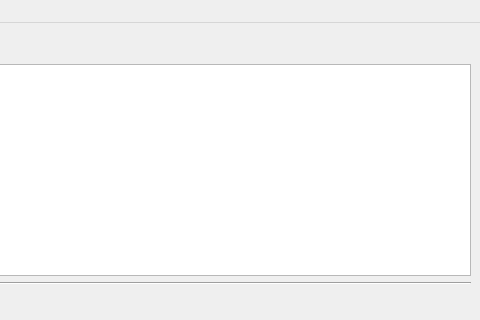
Qt form resource/mainwindow.ui (WANGKANG1717/data-annotation-software) before a commit; both pictures show x 354 to 834 and y 0 to 320 of the 834 by 709 pixel window.
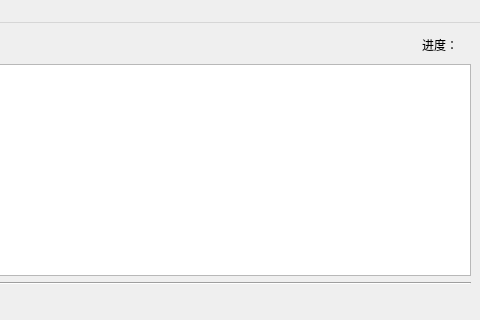
The same form after that commit. Icons and pictures are not drawn.

Commit message: 2023/10/5 WANGKANG 1. 增加进度显示功能

The edit to the form file:
```diff
--- a/resource/mainwindow.ui
+++ b/resource/mainwindow.ui
@@ -67,6 +67,20 @@
         </property>
        </spacer>
       </item>
+      <item>
+       <widget class="QLabel" name="label_7">
+        <property name="text">
+         <string>进度：</string>
+        </property>
+       </widget>
+      </item>
+      <item>
+       <widget class="QLabel" name="label_progress">
+        <property name="text">
+         <string/>
+        </property>
+       </widget>
+      </item>
      </layout>
     </item>
     <item row="1" column="0">
```
The commit also changes 2 other files.
